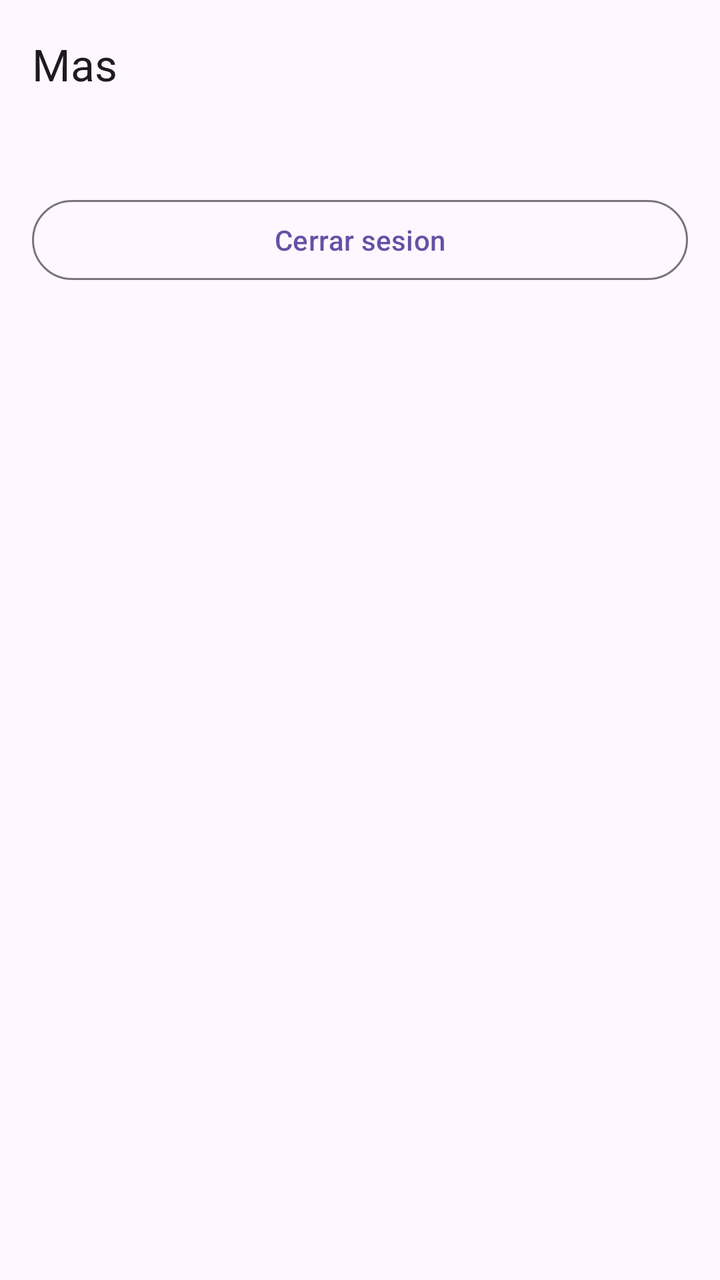
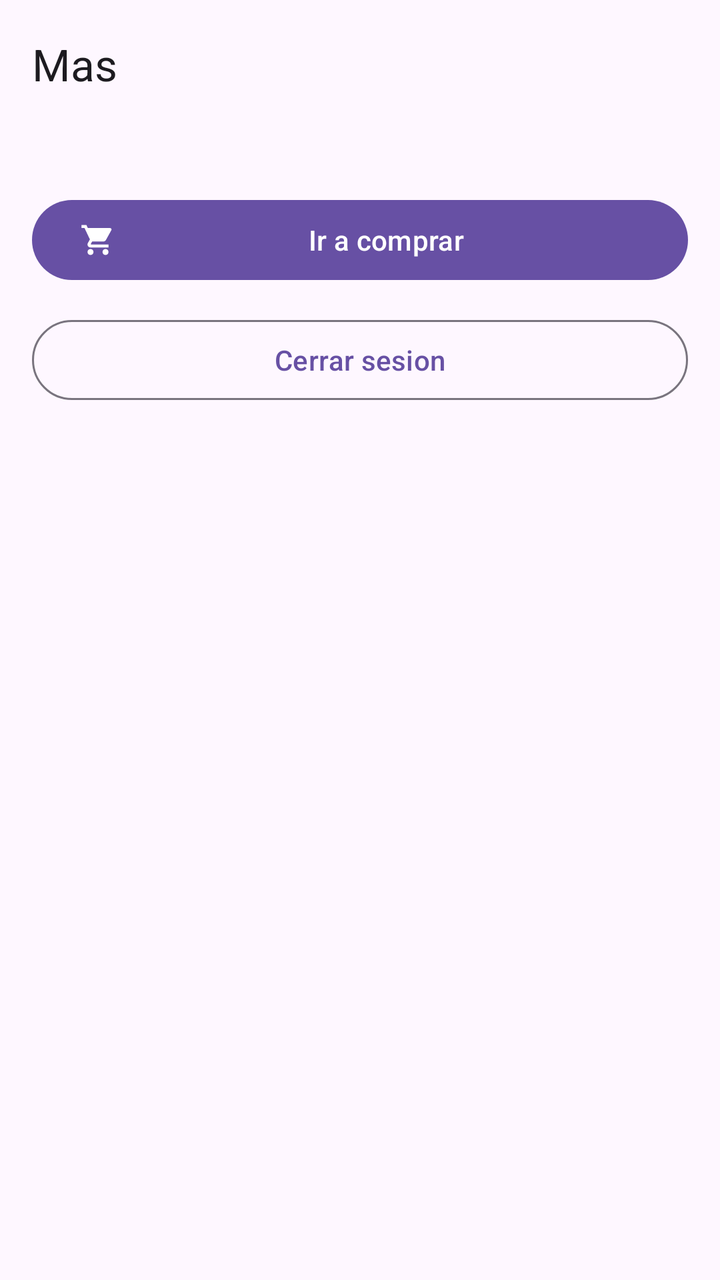

The first picture is an Android layout as it rendered before a commit; the second is the same layout after the commit. The layout source and the unified diff follow.
<!-- AndroidManifest.xml: application theme Theme.AppCustomi2 -->
<!-- res/layout/fragment_mas.xml -->
<?xml version="1.0" encoding="utf-8"?>
<LinearLayout xmlns:android="http://schemas.android.com/apk/res/android"
    xmlns:app="http://schemas.android.com/apk/res-auto"
    android:layout_width="match_parent"
    android:layout_height="match_parent"
    android:orientation="vertical">

    <com.google.android.material.appbar.MaterialToolbar
        android:id="@+id/toolbar"
        android:layout_width="match_parent"
        android:layout_height="?attr/actionBarSize"
        android:background="?attr/colorSurface"
        app:title="Mas"
        app:titleTextAppearance="?attr/textAppearanceTitleLarge" />

    <androidx.core.widget.NestedScrollView
        android:layout_width="match_parent"
        android:layout_height="0dp"
        android:layout_weight="1">

        <LinearLayout
            android:layout_width="match_parent"
            android:layout_height="wrap_content"
            android:orientation="vertical"
            android:paddingVertical="8dp">

            <LinearLayout
                android:id="@+id/contenedorSecciones"
                android:layout_width="match_parent"
                android:layout_height="wrap_content"
                android:orientation="vertical" />

            <com.google.android.material.button.MaterialButton
                android:id="@+id/botonLogout"
                style="@style/Widget.Material3.Button.OutlinedButton"
                android:layout_width="match_parent"
                android:layout_height="wrap_content"
                android:layout_marginHorizontal="16dp"
                android:layout_marginTop="24dp"
                android:text="Cerrar sesion" />
        </LinearLayout>
    </androidx.core.widget.NestedScrollView>
</LinearLayout>
<!-- resources referenced by this layout -->
<resources>
  <style name="Theme.AppCustomi2" parent="Base.Theme.AppCustomi2" />
  <style name="Base.Theme.AppCustomi2" parent="Theme.Material3.DayNight.NoActionBar">
          
          
      </style>
</resources>

<!-- the commit's change to res/layout/fragment_mas.xml (unified diff, before → after) -->
@@ -30,13 +30,23 @@
                 android:layout_height="wrap_content"
                 android:orientation="vertical" />
 
+            
+            <com.google.android.material.button.MaterialButton
+                android:id="@+id/botonComprar"
+                android:layout_width="match_parent"
+                android:layout_height="wrap_content"
+                android:layout_marginHorizontal="16dp"
+                android:layout_marginTop="24dp"
+                app:icon="@drawable/ic_carrito"
+                android:text="Ir a comprar" />
+
             <com.google.android.material.button.MaterialButton
                 android:id="@+id/botonLogout"
                 style="@style/Widget.Material3.Button.OutlinedButton"
                 android:layout_width="match_parent"
                 android:layout_height="wrap_content"
                 android:layout_marginHorizontal="16dp"
-                android:layout_marginTop="24dp"
+                android:layout_marginTop="12dp"
                 android:text="Cerrar sesion" />
         </LinearLayout>
     </androidx.core.widget.NestedScrollView>
<!-- resource entries referenced after the edit -->
@@ -1,5 +1,16 @@
 <!-- resources referenced by this layout -->
 <resources>
+  <!-- drawable ic_carrito (drawable) -->
+  <vector xmlns:android="http://schemas.android.com/apk/res/android"
+      android:width="24dp"
+      android:height="24dp"
+      android:viewportWidth="24"
+      android:viewportHeight="24"
+      android:tint="?attr/colorControlNormal">
+      <path
+          android:fillColor="@android:color/white"
+          android:pathData="M7,18c-1.1,0 -1.99,0.9 -1.99,2S5.9,22 7,22c1.1,0 2,-0.9 2,-2s-0.9,-2 -2,-2zM1,2v2h2l3.6,7.59 -1.35,2.45c-0.16,0.28 -0.25,0.61 -0.25,0.96 0,1.1 0.9,2 2,2h12v-2H7.42c-0.14,0 -0.25,-0.11 -0.25,-0.25l0.03,-0.12 0.9,-1.63h7.45c0.75,0 1.41,-0.41 1.75,-1.03l3.58,-6.49c0.08,-0.14 0.12,-0.31 0.12,-0.48 0,-0.55 -0.45,-1 -1,-1H5.21l-0.94,-2L1,2zM17,18c-1.1,0 -1.99,0.9 -1.99,2s0.89,2 1.99,2c1.1,0 2,-0.9 2,-2s-0.9,-2 -2,-2z" />
+  </vector>
   <style name="Theme.AppCustomi2" parent="Base.Theme.AppCustomi2" />
   <style name="Base.Theme.AppCustomi2" parent="Theme.Material3.DayNight.NoActionBar">
           
